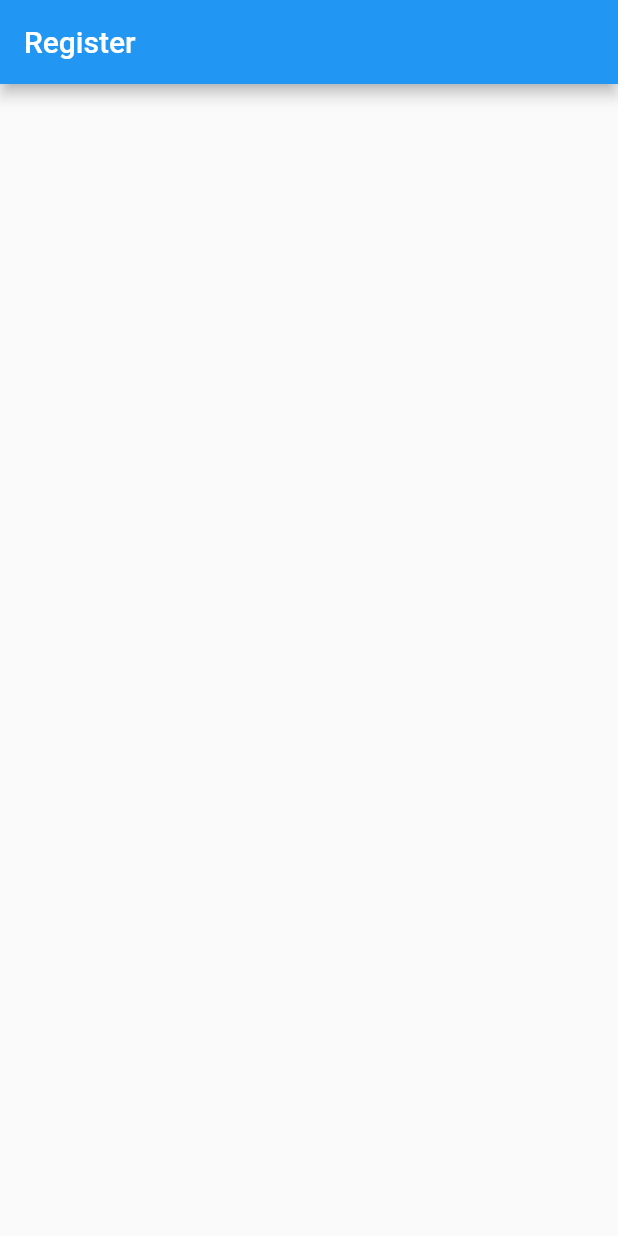
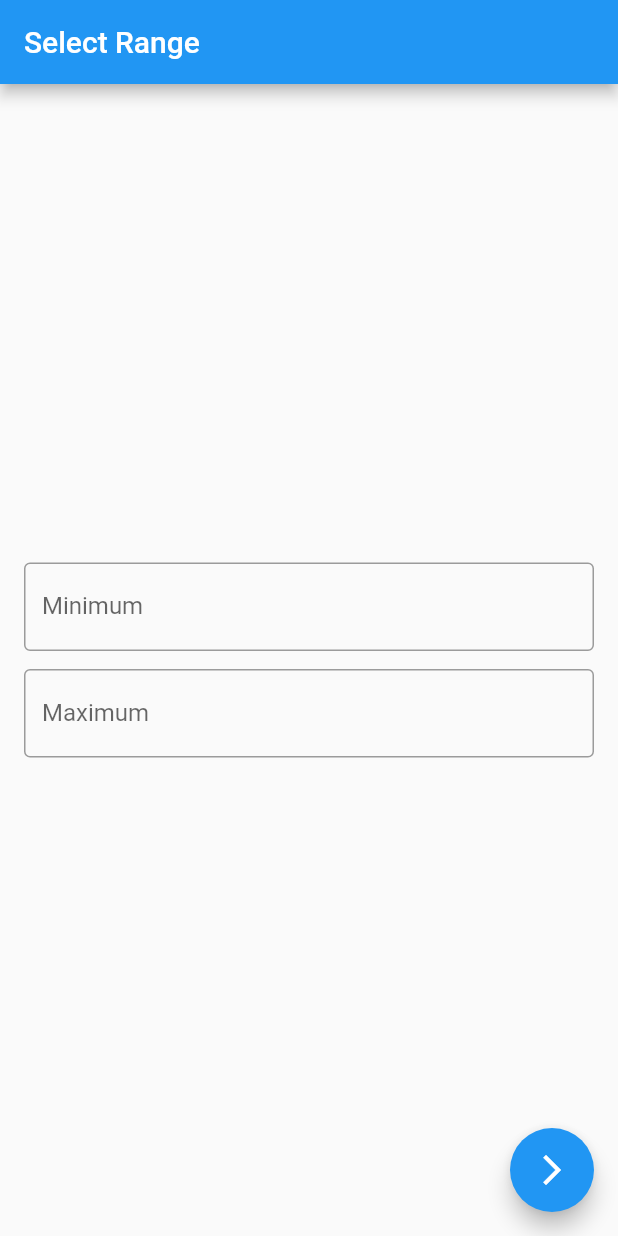
Before and after one commit to vitalii-minchuk/randomizer, a Flutter app: the screen it shows after launch, on a phone screen of 412 x 824 dp. Run offline on Flutter 3.47's test engine with Material 2 defaults, Android fonts, the phone set to English and light mode, and no system bars.

Commit message:
android studio

```diff
--- a/lib/main.dart
+++ b/lib/main.dart
@@ -1,28 +1,18 @@
 import 'package:flutter/material.dart';
+import 'package:flutter_application_2/range_selector_page.dart';
 
 void main() {
-  runApp(
-    MaterialApp(
-      title: 'Flutter Demo',
-      theme: ThemeData(
-
-        primarySwatch: Colors.blue,
-      ),
-      home: const HomePage(),
-    ),
-  );
+  runApp(const AppWidget());
 }
 
-class HomePage extends StatelessWidget {
-  const HomePage({ Key? key }) : super(key: key);
+class AppWidget extends StatelessWidget {
+  const AppWidget({Key? key}) : super(key: key);
 
   @override
   Widget build(BuildContext context){
-    return Scaffold(
-      appBar: AppBar(title: const Text('Register')),
-      body: Center(
-        child: Column(),
-      ),
+    return const MaterialApp(
+      title: 'Randomizer',
+      home: RangeSelectorPage(),
     );
   }
 }
--- /dev/null
+++ b/lib/range_selector_page.dart
@@ -0,0 +1,62 @@
+import 'package:flutter/material.dart';
+
+class RangeSelectorPage extends StatefulWidget {
+  const RangeSelectorPage({Key? key}) : super(key: key);
+
+  @override
+  _RangeSelectorPageState createState() => _RangeSelectorPageState();
+}
+
+class _RangeSelectorPageState extends State<RangeSelectorPage> {
+  @override
+  Widget build(BuildContext context) {
+    return Scaffold(
+      appBar: AppBar(
+        title: const Text('Select Range'),
+      ),
+      body: Form(
+          child: Padding(
+        padding: const EdgeInsets.all(16),
+        child: Column(
+          mainAxisAlignment: MainAxisAlignment.center,
+          children: [
+            RangeSelectorTextFormField(
+              labelText: 'Minimum',
+            ),
+            SizedBox(height: 12),
+            RangeSelectorTextFormField(
+              labelText: 'Maximum',
+            ),
+          ],
+        ),
+      )),
+      floatingActionButton: FloatingActionButton(
+          onPressed: () {
+            // TODO: Validate the Form
+            // TODO: Navigate to generator
+          },
+          child: const Icon(Icons.arrow_forward_ios_sharp)),
+    );
+  }
+}
+
+class RangeSelectorTextFormField extends StatelessWidget {
+  const RangeSelectorTextFormField({Key? key, required this.labelText})
+      : super(key: key);
+
+  final String labelText;
+
+  @override
+  Widget build(BuildContext context) {
+    return TextFormField(
+      decoration: InputDecoration(
+        border: const OutlineInputBorder(),
+        labelText: labelText,
+      ),
+      keyboardType: const TextInputType.numberWithOptions(
+        decimal: false,
+        signed: true,
+      ),
+    );
+  }
+}
```
Also changed, not shown: 1 other file.
